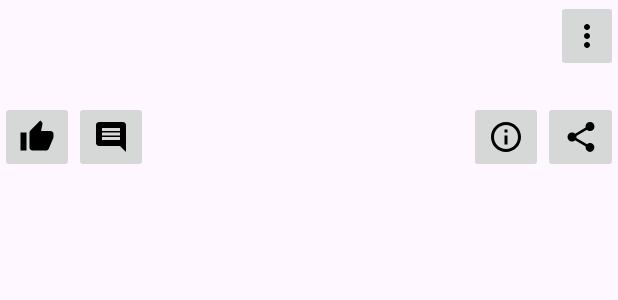
After one commit to vinisilvanunes/e-viene_android, an Android app: the layout item_posts.xml on its own in the app's theme, with its tools: preview values and no code run, on a phone screen of 412 x 824 dp. The commit adds this screen. Shown: the top 300 px of the screen. Run offline under Robolectric (Android 15) with nearby library versions, the phone set to English and light mode, and no system bars.

Commit message:
item_post,Dao,Adapter,Model

```diff
--- /dev/null
+++ b/app/src/main/res/drawable/baseline_comment_24.xml
@@ -0,0 +1,5 @@
+<vector xmlns:android="http://schemas.android.com/apk/res/android" android:autoMirrored="true" android:height="24dp" android:tint="#000000" android:viewportHeight="24" android:viewportWidth="24" android:width="24dp">
+
+    <path android:fillColor="@android:color/white" android:pathData="M21.99,4c0,-1.1 -0.89,-2 -1.99,-2L4,2c-1.1,0 -2,0.9 -2,2v12c0,1.1 0.9,2 2,2h14l4,4 -0.01,-18zM18,14L6,14v-2h12v2zM18,11L6,11L6,9h12v2zM18,8L6,8L6,6h12v2z"/>
+
+</vector>
--- /dev/null
+++ b/app/src/main/res/drawable/baseline_info_outline_24.xml
@@ -0,0 +1,5 @@
+<vector xmlns:android="http://schemas.android.com/apk/res/android" android:height="24dp" android:tint="#000000" android:viewportHeight="24" android:viewportWidth="24" android:width="24dp">
+
+    <path android:fillColor="@android:color/white" android:pathData="M11,7h2v2h-2V7zM11,11h2v6h-2V11zM12,2C6.48,2 2,6.48 2,12s4.48,10 10,10s10,-4.48 10,-10S17.52,2 12,2zM12,20c-4.41,0 -8,-3.59 -8,-8s3.59,-8 8,-8s8,3.59 8,8S16.41,20 12,20z"/>
+
+</vector>
--- /dev/null
+++ b/app/src/main/res/drawable/baseline_more_vert_24.xml
@@ -0,0 +1,5 @@
+<vector xmlns:android="http://schemas.android.com/apk/res/android" android:height="24dp" android:tint="#000000" android:viewportHeight="24" android:viewportWidth="24" android:width="24dp">
+
+    <path android:fillColor="@android:color/white" android:pathData="M12,8c1.1,0 2,-0.9 2,-2s-0.9,-2 -2,-2 -2,0.9 -2,2 0.9,2 2,2zM12,10c-1.1,0 -2,0.9 -2,2s0.9,2 2,2 2,-0.9 2,-2 -0.9,-2 -2,-2zM12,16c-1.1,0 -2,0.9 -2,2s0.9,2 2,2 2,-0.9 2,-2 -0.9,-2 -2,-2z"/>
+
+</vector>
--- /dev/null
+++ b/app/src/main/res/drawable/baseline_share_24.xml
@@ -0,0 +1,5 @@
+<vector xmlns:android="http://schemas.android.com/apk/res/android" android:height="24dp" android:tint="#000000" android:viewportHeight="24" android:viewportWidth="24" android:width="24dp">
+
+    <path android:fillColor="@android:color/white" android:pathData="M18,16.08c-0.76,0 -1.44,0.3 -1.96,0.77L8.91,12.7c0.05,-0.23 0.09,-0.46 0.09,-0.7s-0.04,-0.47 -0.09,-0.7l7.05,-4.11c0.54,0.5 1.25,0.81 2.04,0.81 1.66,0 3,-1.34 3,-3s-1.34,-3 -3,-3 -3,1.34 -3,3c0,0.24 0.04,0.47 0.09,0.7L8.04,9.81C7.5,9.31 6.79,9 6,9c-1.66,0 -3,1.34 -3,3s1.34,3 3,3c0.79,0 1.5,-0.31 2.04,-0.81l7.12,4.16c-0.05,0.21 -0.08,0.43 -0.08,0.65 0,1.61 1.31,2.92 2.92,2.92 1.61,0 2.92,-1.31 2.92,-2.92s-1.31,-2.92 -2.92,-2.92z"/>
+
+</vector>
--- /dev/null
+++ b/app/src/main/res/drawable/baseline_thumb_up_24.xml
@@ -0,0 +1,5 @@
+<vector xmlns:android="http://schemas.android.com/apk/res/android" android:height="24dp" android:tint="#000000" android:viewportHeight="24" android:viewportWidth="24" android:width="24dp">
+
+    <path android:fillColor="@android:color/white" android:pathData="M1,21h4L5,9L1,9v12zM23,10c0,-1.1 -0.9,-2 -2,-2h-6.31l0.95,-4.57 0.03,-0.32c0,-0.41 -0.17,-0.79 -0.44,-1.06L14.17,1 7.59,7.59C7.22,7.95 7,8.45 7,9v10c0,1.1 0.9,2 2,2h9c0.83,0 1.54,-0.5 1.84,-1.22l3.02,-7.05c0.09,-0.23 0.14,-0.47 0.14,-0.73v-2z"/>
+
+</vector>
--- a/app/src/main/res/layout/fragment_home.xml
+++ b/app/src/main/res/layout/fragment_home.xml
@@ -13,6 +13,8 @@
         app:layoutManager="androidx.recyclerview.widget.LinearLayoutManager"
         app:layout_constraintBottom_toBottomOf="parent"
         app:layout_constraintEnd_toEndOf="parent"
+        app:layout_constraintHorizontal_bias="0.0"
         app:layout_constraintStart_toStartOf="parent"
-        app:layout_constraintTop_toTopOf="parent"/>
+        app:layout_constraintTop_toTopOf="parent"
+        app:layout_constraintVertical_bias="1.0"/>
 </FrameLayout>
--- /dev/null
+++ b/app/src/main/res/layout/item_posts.xml
@@ -0,0 +1,102 @@
+<?xml version="1.0" encoding="utf-8"?>
+<androidx.appcompat.widget.LinearLayoutCompat xmlns:android="http://schemas.android.com/apk/res/android"
+    xmlns:tools="http://schemas.android.com/tools"
+    android:orientation="horizontal"
+    android:layout_width="match_parent"
+    android:layout_height="wrap_content">
+
+    <LinearLayout
+        android:layout_width="match_parent"
+        android:layout_height="wrap_content"
+        android:orientation="vertical">
+        <LinearLayout
+            android:orientation="horizontal"
+            android:layout_width="match_parent"
+            android:layout_height="wrap_content">
+
+            <ImageView
+                android:id="@+id/img_Foto"
+                android:layout_width="0dp"
+                android:layout_height="48dp"
+                android:layout_weight="15"/>
+
+            <TextView
+                android:id="@+id/txt_Nome"
+                android:layout_width="0dp"
+                android:layout_height="48dp"
+                android:layout_weight="75"/>
+
+            <ImageButton
+                android:id="@+id/imgConfig"
+                android:layout_width="0dp"
+                android:layout_height="48dp"
+                android:layout_weight="10"
+                android:contentDescription="Options"
+                android:src="@drawable/baseline_more_vert_24"
+                tools:src="@drawable/baseline_more_vert_24" />
+
+        </LinearLayout>
+
+        <TextView
+            android:id="@+id/txt_Texto"
+            android:layout_width="0dp"
+            android:layout_height="wrap_content"/>
+
+        <ImageView
+            android:id="@+id/img_Image"
+            android:layout_width="0dp"
+            android:layout_height="wrap_content"/>
+
+        <LinearLayout
+            android:orientation="horizontal"
+            android:layout_width="match_parent"
+            android:layout_height="wrap_content"
+            android:weightSum="100">
+
+            <ImageButton
+                android:id="@+id/btnLike"
+                android:layout_width="0dp"
+                android:layout_height="48dp"
+                android:layout_weight="12"
+                android:contentDescription="Like"
+                android:src="@drawable/baseline_thumb_up_24"
+                tools:src="@drawable/baseline_thumb_up_24" />
+
+            <ImageButton
+                android:id="@+id/btnComment"
+                android:layout_width="0dp"
+                android:layout_height="48dp"
+                android:layout_weight="12"
+                android:contentDescription="Comment"
+                android:src="@drawable/baseline_comment_24"
+                tools:src="@drawable/baseline_comment_24" />
+
+            <FrameLayout
+                android:layout_width="0dp"
+                android:layout_height="wrap_content"
+                android:layout_weight="52"
+                />
+
+            <ImageButton
+                android:id="@+id/btnInfo"
+                android:layout_width="0dp"
+                android:layout_height="48dp"
+                android:layout_weight="12"
+                android:contentDescription="Info"
+                android:src="@drawable/baseline_info_outline_24"
+                tools:src="@drawable/baseline_info_outline_24" />
+
+            <ImageButton
+                android:id="@+id/btnShare"
+                android:layout_width="0dp"
+                android:layout_height="48dp"
+                android:layout_weight="12"
+                android:contentDescription="Share"
+                android:src="@drawable/baseline_share_24"
+                tools:src="@drawable/baseline_share_24" />
+
+            </LinearLayout>
+
+    </LinearLayout>
+
+</androidx.appcompat.widget.LinearLayoutCompat>
--- a/app/src/main/res/layout/posts.xml
+++ /dev/null
@@ -1,6 +0,0 @@
-<?xml version="1.0" encoding="utf-8"?>
-<androidx.constraintlayout.widget.ConstraintLayout xmlns:android="http://schemas.android.com/apk/res/android"
-    android:layout_width="match_parent"
-    android:layout_height="match_parent">
-
-</androidx.constraintlayout.widget.ConstraintLayout>
--- a/build.gradle.kts
+++ b/build.gradle.kts
@@ -1,5 +1,5 @@
 // Top-level build file where you can add configuration options common to all sub-projects/modules.
 plugins {
-    id("com.android.application") version "8.2.2" apply false
+    id("com.android.application") version "8.4.0" apply false
     id("org.jetbrains.kotlin.android") version "1.9.22" apply false
 }
```
Also changed, not shown: app/src/main/java/com/example/eviene/adapters/ListaPostAdapter.kt (added, +78 -0 lines), app/src/main/java/com/example/eviene/dao/DaoPost.kt (added, +13 -0 lines), app/src/main/java/com/example/eviene/models/Post.kt (added, +13 -0 lines), gradle/wrapper/gradle-wrapper.properties.
